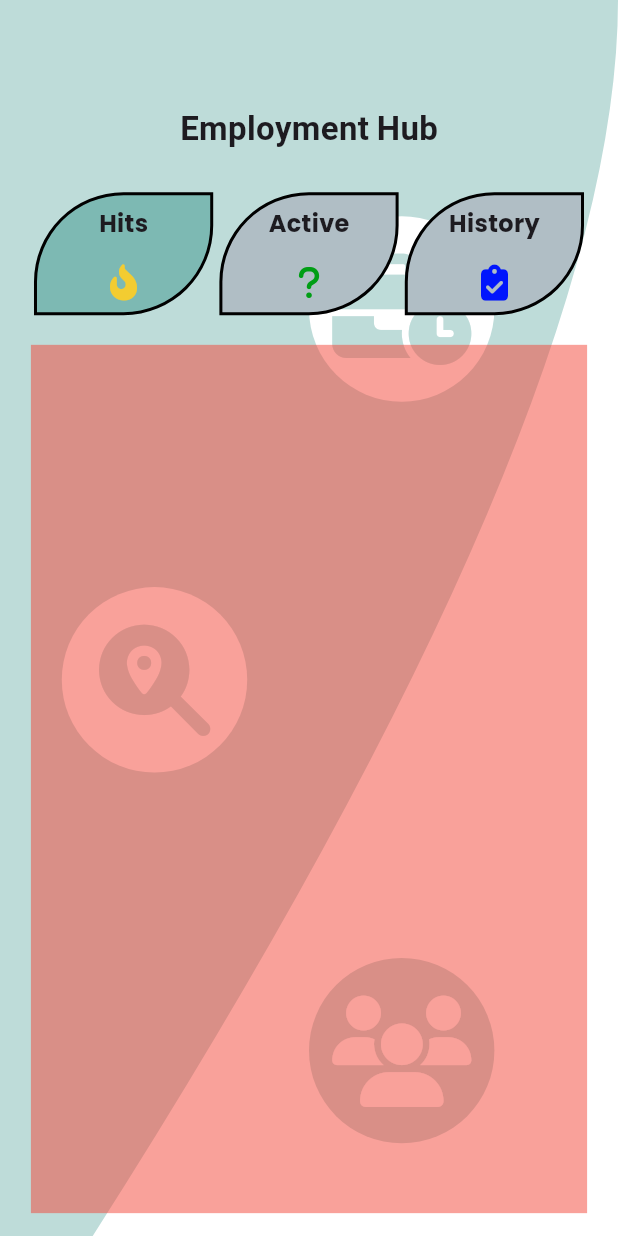
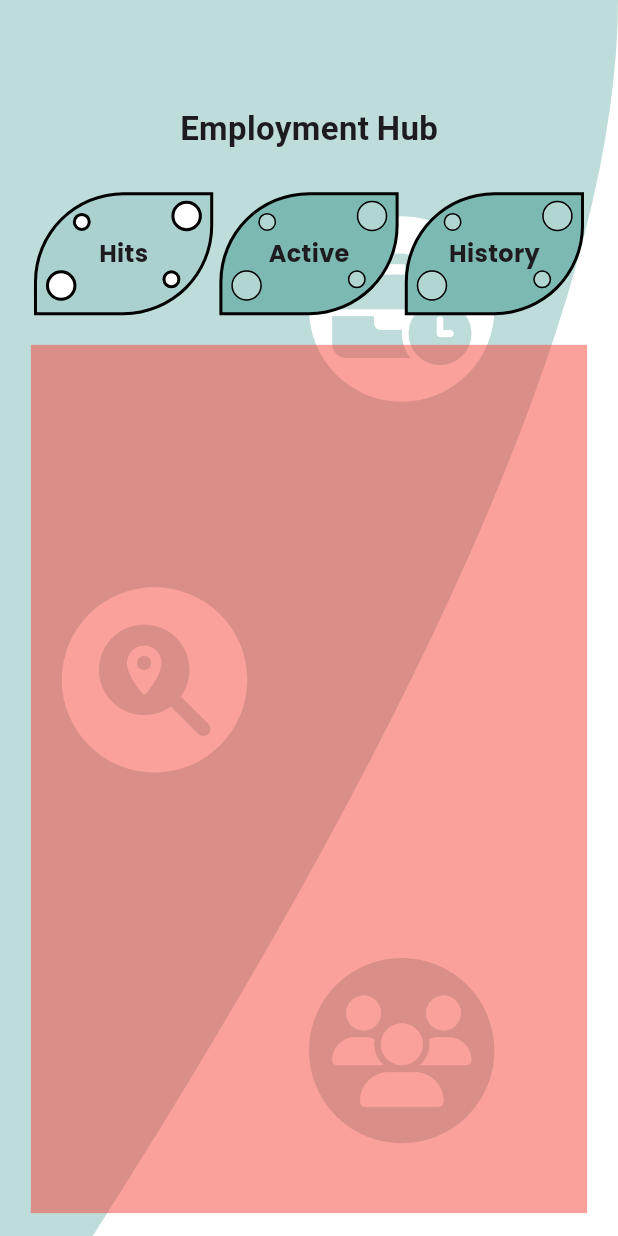
Before and after one commit to mabid2023GT/link-win-mob-app, a Flutter app: the EmploymentHub widget shown alone on an empty page, opened directly, on a phone screen of 412 x 824 dp. Run offline on Flutter 3.47's test engine with Material 3 defaults, Android fonts, the light colour scheme and no system bars; our stand-ins replace flutter_riverpod, flutter_svg, font_awesome_flutter, go_router, google_fonts, image_picker and 2 more; accounts and stored records are empty; network calls fail; Roboto replaces fonts that are missing (Montserrat).

Commit message:
Completing Three Tabs widget design

```diff
--- a/lib/features/home/employment_hub/employment_hub.dart
+++ b/lib/features/home/employment_hub/employment_hub.dart
@@ -43,11 +43,8 @@ class _EmploymentHubState extends State<EmploymentHub> {
       leftTabLabel: 'Hits',
       midTabLabel: 'Active',
       rightTabLabel: 'History',
-      leftTabIcon: FontAwesomeIcons.fireFlameCurved,
       leftTabColor: fireFlameIconColor,
-      midTabIcon: FontAwesomeIcons.question,
       midTabColor: activeIconColor,
-      rightTabIcon: FontAwesomeIcons.clipboardCheck,
       rightTabColor: historyIconColor,
       selectedTab: _selectedTabNotifier,
       leftTabView: Container(
--- a/lib/features/home/service_providers/service_providers.dart
+++ b/lib/features/home/service_providers/service_providers.dart
@@ -44,11 +44,8 @@ class _ServiceProvidersState extends State<ServiceProviders> {
       leftTabLabel: 'Hits',
       midTabLabel: 'Active',
       rightTabLabel: 'History',
-      leftTabIcon: FontAwesomeIcons.fireFlameCurved,
       leftTabColor: fireFlameIconColor,
-      midTabIcon: FontAwesomeIcons.question,
       midTabColor: activeIconColor,
-      rightTabIcon: FontAwesomeIcons.clipboardCheck,
       rightTabColor: historyIconColor,
       selectedTab: _selectedTabNotifier,
       leftTabView: const HitsTabView(),
--- a/lib/widgets/tabs_layouts/three_tabs_layout.dart
+++ b/lib/widgets/tabs_layouts/three_tabs_layout.dart
@@ -1,15 +1,11 @@
-import 'dart:math';
 import 'package:flutter/material.dart';
-import 'package:link_win_mob_app/core/config/colors.dart';
 import 'package:link_win_mob_app/responsive_ui_tools/widgets/layout_builder_child.dart';
+import 'package:link_win_mob_app/widgets/tabs_layouts/three_tabs_layout_background.dart';
 
 class ThreeTabsLayout extends StatelessWidget {
   final String leftTabLabel;
   final String midTabLabel;
   final String rightTabLabel;
-  final IconData leftTabIcon;
-  final IconData midTabIcon;
-  final IconData rightTabIcon;
   final Color? leftTabColor;
   final Color? midTabColor;
   final Color? rightTabColor;
@@ -23,9 +19,6 @@ class ThreeTabsLayout extends StatelessWidget {
     required this.leftTabLabel,
     required this.midTabLabel,
     required this.rightTabLabel,
-    required this.leftTabIcon,
-    required this.midTabIcon,
-    required this.rightTabIcon,
     required this.selectedTab,
     required this.leftTabView,
     required this.midTabView,
@@ -76,15 +69,9 @@ class ThreeTabsLayout extends StatelessWidget {
           Row(
             mainAxisAlignment: MainAxisAlignment.spaceAround,
             children: [
-              _tabWidget(
-                tabSize,
-                0,
-              ),
+              _tabWidget(tabSize, 0),
               _tabWidget(tabSize, 1),
-              _tabWidget(
-                tabSize,
-                2,
-              ),
+              _tabWidget(tabSize, 2),
             ],
           ),
           maxSize,
@@ -96,38 +83,18 @@ class ThreeTabsLayout extends StatelessWidget {
   }
 
   _tabWidget(Size tabSize, int index) {
-    Radius radius = Radius.circular(
-      min(tabSize.height * 0.7, tabSize.width * 0.5),
-    );
     return InkWell(
       onTap: () => selectedTab.value = index,
-      child: Container(
-        width: tabSize.width,
-        height: tabSize.height,
-        alignment: AlignmentDirectional.center,
-        decoration: BoxDecoration(
-          color: selectedTab.value == index
-              ? kSelectedTabColor
-              : kUnSelectedTabColor,
-          borderRadius: BorderRadius.only(
-            topLeft: radius,
-            bottomRight: radius,
-          ),
-          border: Border.all(
-            color: kBlack,
-            width: 2,
-          ),
-        ),
+      child: ThreeTabsLayoutBackground(
+        isTapped: selectedTab.value == index,
         child: _tabWidgetContent(index),
+        size: tabSize,
       ),
     );
   }
 
   _tabWidgetContent(int index) {
-    return Column(
-      mainAxisAlignment: MainAxisAlignment.spaceAround,
-      children: [
-        Text(
+    return Text(
       index == 0
           ? leftTabLabel
           : index == 1
@@ -137,20 +104,6 @@ class ThreeTabsLayout extends StatelessWidget {
         fontWeight: FontWeight.bold,
         fontSize: 16,
       ),
-        ),
-        Icon(
-          index == 0
-              ? leftTabIcon
-              : index == 1
-                  ? midTabIcon
-                  : rightTabIcon,
-          color: index == 0
-              ? leftTabColor
-              : index == 1
-                  ? midTabColor
-                  : rightTabColor,
-        ),
-      ],
     );
   }
 
--- /dev/null
+++ b/lib/widgets/tabs_layouts/three_tabs_layout_background.dart
@@ -0,0 +1,107 @@
+import 'dart:math';
+import 'package:flutter/material.dart';
+import 'package:link_win_mob_app/core/config/colors.dart';
+import 'package:link_win_mob_app/responsive_ui_tools/widgets/layout_builder_child.dart';
+
+class ThreeTabsLayoutBackground extends StatelessWidget {
+  final bool isTapped;
+  final Widget child;
+  final Size? size;
+  const ThreeTabsLayoutBackground({
+    super.key,
+    required this.isTapped,
+    required this.child,
+    this.size,
+  });
+
+  @override
+  Widget build(BuildContext context) {
+    return size != null
+        ? _background(size!)
+        : LayoutBuilderChild(
+            child: (minSize, maxSize) => _background(maxSize),
+          );
+  }
+
+  _background(Size size) {
+    Radius radius = Radius.circular(
+      min(size.height * 0.7, size.width * 0.5),
+    );
+    return Container(
+      width: size.width,
+      height: size.height,
+      decoration: BoxDecoration(
+        color:
+            isTapped ? kSelectedTabColor.withOpacity(0.3) : kSelectedTabColor,
+        borderRadius: BorderRadius.only(
+          topLeft: radius,
+          bottomRight: radius,
+        ),
+        border: Border.all(
+          color: kBlack,
+          width: 2,
+        ),
+      ),
+      child: _backgroundChild(size),
+    );
+  }
+
+  _backgroundChild(Size size) {
+    return Stack(
+      children: [
+        Positioned(
+          top: size.height * 0.13,
+          left: size.width * 0.2,
+          child: _circularWidget(size.width * 0.1),
+        ),
+        Positioned(
+          top: size.height * 0.04,
+          left: size.width * 0.75,
+          child: _circularWidget(size.width * 0.17),
+        ),
+        Positioned(
+          top: size.height * 0.55,
+          left: size.width * 0.05,
+          child: _circularWidget(size.width * 0.17),
+        ),
+        Positioned(
+          top: size.height * 0.55,
+          left: size.width * 0.7,
+          child: _circularWidget(size.width * 0.1),
+        ),
+        _childWrapper(size),
+      ],
+    );
+  }
+
+  _childWrapper(Size size) {
+    return Center(
+      child: Container(
+        width: size.width * 0.7,
+        height: size.height * 0.4,
+        alignment: AlignmentDirectional.center,
+        decoration: BoxDecoration(
+          borderRadius: BorderRadius.circular(
+            size.width,
+          ),
+        ),
+        child: child,
+      ),
+    );
+  }
+
+  _circularWidget(double radius) {
+    return Container(
+      width: radius,
+      height: radius,
+      decoration: BoxDecoration(
+        color: !isTapped ? kWhite.withOpacity(0.4) : kWhite,
+        shape: BoxShape.circle,
+        border: Border.all(
+          width: !isTapped ? 1 : 2,
+          color: kBlack,
+        ),
+      ),
+    );
+  }
+}
```
Lines whose indentation alone changed are shown as unchanged.
